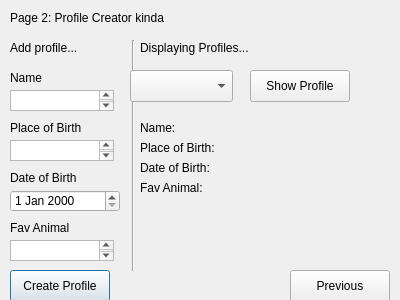
Above: ProfilePage.ui from maxwmeiser/PyQt5-explore before the change. Below: the same form after it.
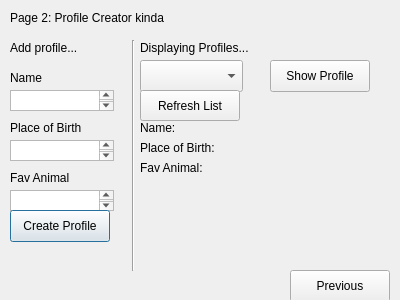
That is the form after the change.

Commit message: display profile off of combobox functional

Diff of the .ui file:
```diff
--- a/ProfilePage.ui
+++ b/ProfilePage.ui
@@ -98,34 +98,11 @@
     <string>Place of Birth</string>
    </property>
   </widget>
-  <widget class="QDateEdit" name="dateEdit">
-   <property name="geometry">
-    <rect>
-     <x>10</x>
-     <y>190</y>
-     <width>110</width>
-     <height>22</height>
-    </rect>
-   </property>
-  </widget>
-  <widget class="QLabel" name="label_5">
-   <property name="geometry">
-    <rect>
-     <x>10</x>
-     <y>170</y>
-     <width>81</width>
-     <height>16</height>
-    </rect>
-   </property>
-   <property name="text">
-    <string>Date of Birth</string>
-   </property>
-  </widget>
   <widget class="QPlainTextEdit" name="plainTextEdit_3">
    <property name="geometry">
     <rect>
      <x>10</x>
-     <y>240</y>
+     <y>190</y>
      <width>104</width>
      <height>21</height>
     </rect>
@@ -135,7 +112,7 @@
    <property name="geometry">
     <rect>
      <x>10</x>
-     <y>220</y>
+     <y>170</y>
      <width>81</width>
      <height>16</height>
     </rect>
@@ -148,7 +125,7 @@
    <property name="geometry">
     <rect>
      <x>10</x>
-     <y>270</y>
+     <y>210</y>
      <width>100</width>
      <height>32</height>
     </rect>
@@ -222,26 +199,13 @@
     <string/>
    </property>
   </widget>
-  <widget class="QLabel" name="label_12">
-   <property name="geometry">
-    <rect>
-     <x>140</x>
-     <y>160</y>
-     <width>91</width>
-     <height>16</height>
-    </rect>
-   </property>
-   <property name="text">
-    <string>Date of Birth:</string>
-   </property>
-  </widget>
   <widget class="QLabel" name="label_13">
    <property name="geometry">
     <rect>
      <x>220</x>
      <y>160</y>
      <width>171</width>
-     <height>16</height>
+     <height>20</height>
     </rect>
    </property>
    <property name="text">
@@ -252,7 +216,7 @@
    <property name="geometry">
     <rect>
      <x>140</x>
-     <y>180</y>
+     <y>160</y>
      <width>81</width>
      <height>16</height>
     </rect>
@@ -290,8 +254,8 @@
   <widget class="QComboBox" name="comboBox">
    <property name="geometry">
     <rect>
-     <x>130</x>
-     <y>70</y>
+     <x>140</x>
+     <y>60</y>
      <width>103</width>
      <height>32</height>
     </rect>
@@ -300,8 +264,8 @@
   <widget class="QPushButton" name="pushButton_3">
    <property name="geometry">
     <rect>
-     <x>250</x>
-     <y>70</y>
+     <x>270</x>
+     <y>60</y>
      <width>100</width>
      <height>32</height>
     </rect>
@@ -310,6 +274,32 @@
     <string>Show Profile</string>
    </property>
   </widget>
+  <widget class="QLabel" name="label_5">
+   <property name="geometry">
+    <rect>
+     <x>10</x>
+     <y>250</y>
+     <width>121</width>
+     <height>16</height>
+    </rect>
+   </property>
+   <property name="text">
+    <string/>
+   </property>
+  </widget>
+  <widget class="QPushButton" name="pushButton_4">
+   <property name="geometry">
+    <rect>
+     <x>140</x>
+     <y>90</y>
+     <width>100</width>
+     <height>31</height>
+    </rect>
+   </property>
+   <property name="text">
+    <string>Refresh List</string>
+   </property>
+  </widget>
  </widget>
  <resources/>
  <connections/>
```
Left out of the diff: 13 changed lines with no effect on the pictures. The commit also changes 4 other files.
